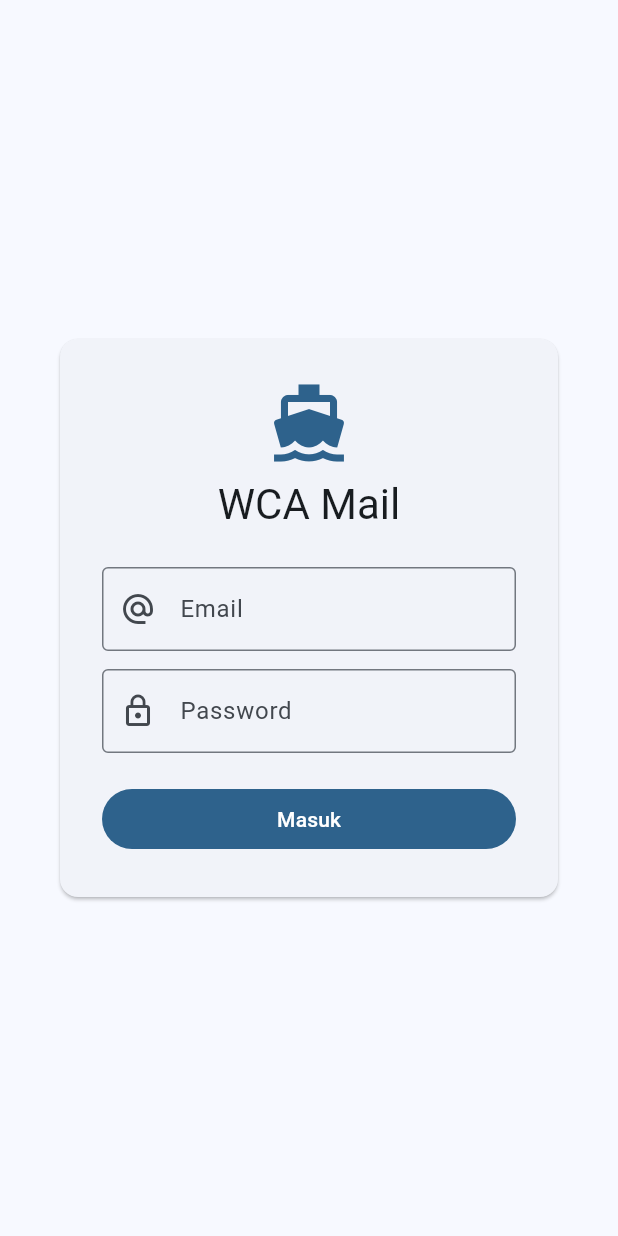
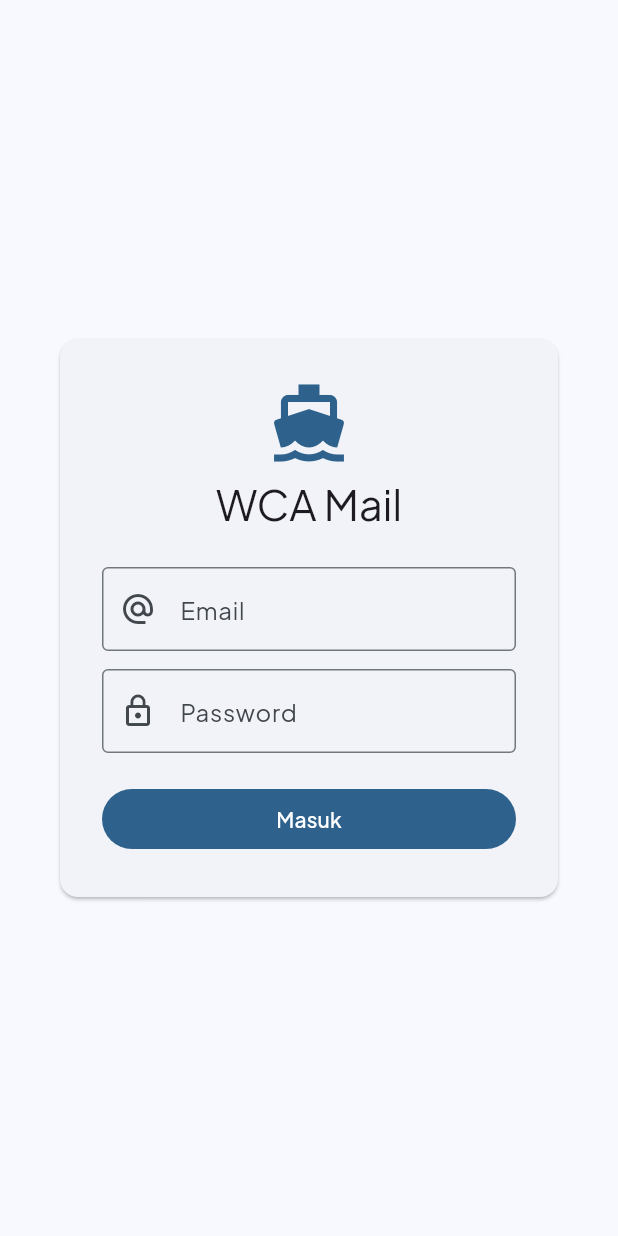
Before and after one commit to mustang77/tideview, a Flutter app: the screen it shows after launch, on a phone screen of 412 x 824 dp. Run offline on Flutter 3.47's test engine with Material 3 defaults, Android fonts, the phone set to English and light mode, and no system bars; our stand-ins replace flutter_local_notifications, google_fonts, share_plus, shared_preferences, web, webview_flutter and 1 more; missing offline and left inert: dart:ui_web.

Commit message:
H2O/WCA Mail: Plus Jakarta Sans font + sailboat launcher icon
google_fonts text theme on light/dark; generated 1024px icon assets
(gradient blue + white sailboat) with flutter_launcher_icons config
(adaptive icon foreground/background) for Android.

Co-Authored-By: Claude Fable 5 <noreply@anthropic.com>
Claude-Session: https://claude.ai/code/session_013qT7CiieAjBxeJKuayYfnZ

```diff
--- a/h2omail/lib/main.dart
+++ b/h2omail/lib/main.dart
@@ -1,4 +1,5 @@
 import 'package:flutter/material.dart';
+import 'package:google_fonts/google_fonts.dart';
 
 import 'screens/login_screen.dart';
 import 'util/brand.dart';
@@ -16,17 +17,23 @@ class H2OMailApp extends StatelessWidget {
   @override
   Widget build(BuildContext context) {
     const seed = Color(0xFF0288D1);
+    final lightText = GoogleFonts.plusJakartaSansTextTheme(
+        ThemeData(brightness: Brightness.light).textTheme);
+    final darkText = GoogleFonts.plusJakartaSansTextTheme(
+        ThemeData(brightness: Brightness.dark).textTheme);
     return MaterialApp(
       title: Brand.name,
       debugShowCheckedModeBanner: false,
       theme: ThemeData(
         colorScheme: ColorScheme.fromSeed(seedColor: seed),
         useMaterial3: true,
+        textTheme: lightText,
       ),
       darkTheme: ThemeData(
         colorScheme:
             ColorScheme.fromSeed(seedColor: seed, brightness: Brightness.dark),
         useMaterial3: true,
+        textTheme: darkText,
       ),
       themeMode: ThemeMode.system,
       home: const LoginScreen(),
```
Also changed, not shown: h2omail/pubspec.yaml (+11 -0 lines), h2omail/assets/icon/icon.png (added), h2omail/assets/icon/icon_fg.png (added).
